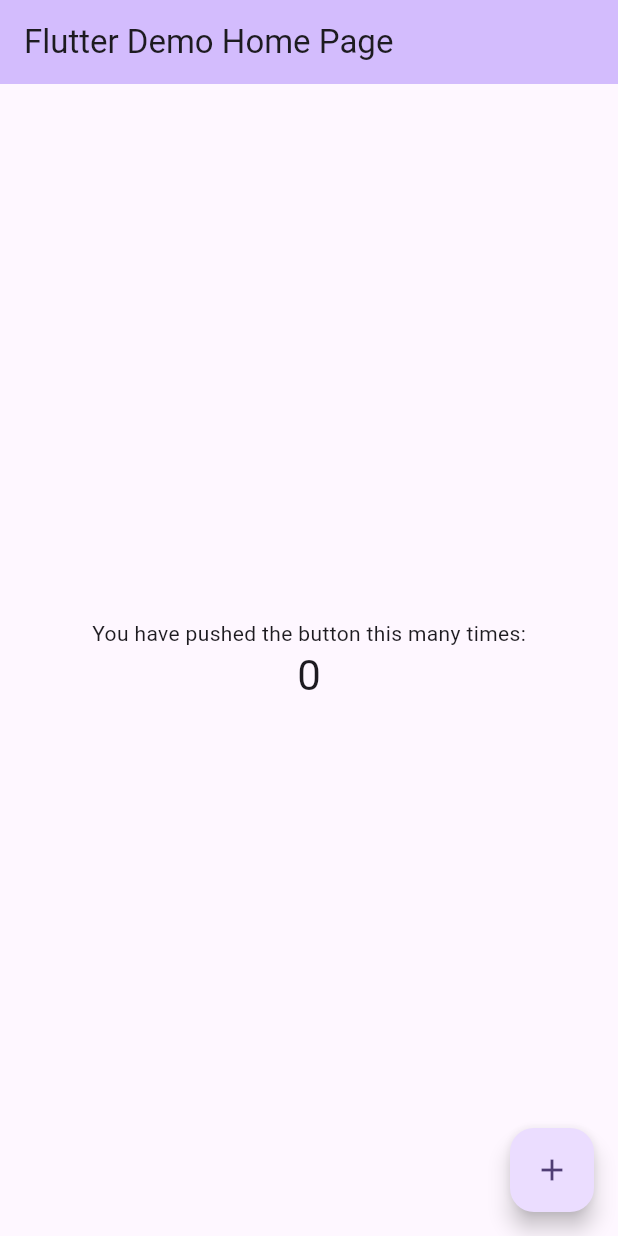
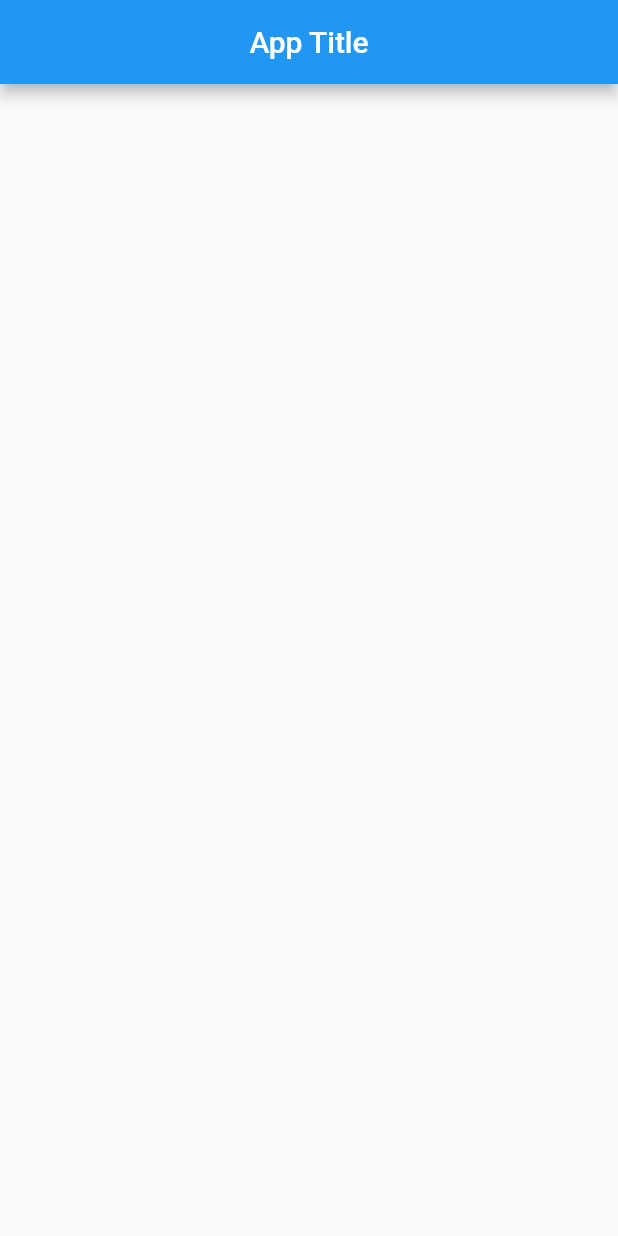
Before and after one commit to bruteForz/client_app, a Flutter app: the screen it shows after launch, on a phone screen of 412 x 824 dp. Run offline on Flutter 3.47's test engine with Material 2 defaults, Android fonts, the phone set to English and light mode, and no system bars.

Commit message:
feat(frontend): :art: added-views-home
home screen added

```diff
--- a/lib/main.dart
+++ b/lib/main.dart
@@ -1,3 +1,4 @@
+import 'package:client_app/views/homeScreen.dart';
 import 'package:flutter/material.dart';
 
 void main() {
@@ -7,119 +8,13 @@ void main() {
 class MyApp extends StatelessWidget {
   const MyApp({super.key});
 
-  // This widget is the root of your application.
   @override
   Widget build(BuildContext context) {
-    return MaterialApp(
-      title: 'Flutter Demo',
-      theme: ThemeData(
-        // This is the theme of your application.
-        //
-        // TRY THIS: Try running your application with "flutter run". You'll see
-        // the application has a blue toolbar. Then, without quitting the app,
-        // try changing the seedColor in the colorScheme below to Colors.green
-        // and then invoke "hot reload" (save your changes or press the "hot
-        // reload" button in a Flutter-supported IDE, or press "r" if you used
-        // the command line to start the app).
-        //
-        // Notice that the counter didn't reset back to zero; the application
-        // state is not lost during the reload. To reset the state, use hot
-        // restart instead.
-        //
-        // This works for code too, not just values: Most code changes can be
-        // tested with just a hot reload.
-        colorScheme: ColorScheme.fromSeed(seedColor: Colors.deepPurple),
-        useMaterial3: true,
+    return const MaterialApp(
+      debugShowCheckedModeBanner: false,
+      home: SafeArea(
+        child: HomeScreen(),
       ),
-      home: const MyHomePage(title: 'Flutter Demo Home Page'),
     );
   }
 }
-
-class MyHomePage extends StatefulWidget {
-  const MyHomePage({super.key, required this.title});
-
-  // This widget is the home page of your application. It is stateful, meaning
-  // that it has a State object (defined below) that contains fields that affect
-  // how it looks.
-
-  // This class is the configuration for the state. It holds the values (in this
-  // case the title) provided by the parent (in this case the App widget) and
-  // used by the build method of the State. Fields in a Widget subclass are
-  // always marked "final".
-
-  final String title;
-
-  @override
-  State<MyHomePage> createState() => _MyHomePageState();
-}
-
-class _MyHomePageState extends State<MyHomePage> {
-  int _counter = 0;
-
-  void _incrementCounter() {
-    setState(() {
-      // This call to setState tells the Flutter framework that something has
-      // changed in this State, which causes it to rerun the build method below
-      // so that the display can reflect the updated values. If we changed
-      // _counter without calling setState(), then the build method would not be
-      // called again, and so nothing would appear to happen.
-      _counter++;
-    });
-  }
-
-  @override
-  Widget build(BuildContext context) {
-    // This method is rerun every time setState is called, for instance as done
-    // by the _incrementCounter method above.
-    //
-    // The Flutter framework has been optimized to make rerunning build methods
-    // fast, so that you can just rebuild anything that needs updating rather
-    // than having to individually change instances of widgets.
-    return Scaffold(
-      appBar: AppBar(
-        // TRY THIS: Try changing the color here to a specific color (to
-        // Colors.amber, perhaps?) and trigger a hot reload to see the AppBar
-        // change color while the other colors stay the same.
-        backgroundColor: Theme.of(context).colorScheme.inversePrimary,
-        // Here we take the value from the MyHomePage object that was created by
-        // the App.build method, and use it to set our appbar title.
-        title: Text(widget.title),
-      ),
-      body: Center(
-        // Center is a layout widget. It takes a single child and positions it
-        // in the middle of the parent.
-        child: Column(
-          // Column is also a layout widget. It takes a list of children and
-          // arranges them vertically. By default, it sizes itself to fit its
-          // children horizontally, and tries to be as tall as its parent.
-          //
-          // Column has various properties to control how it sizes itself and
-          // how it positions its children. Here we use mainAxisAlignment to
-          // center the children vertically; the main axis here is the vertical
-          // axis because Columns are vertical (the cross axis would be
-          // horizontal).
-          //
-          // TRY THIS: Invoke "debug painting" (choose the "Toggle Debug Paint"
-          // action in the IDE, or press "p" in the console), to see the
-          // wireframe for each widget.
-          mainAxisAlignment: MainAxisAlignment.center,
-          children: <Widget>[
-            const Text(
-              'You have pushed the button this many times:',
-            ),
-            Text(
-              '$_counter',
-              style: Theme.of(context).textTheme.headlineMedium,
-            ),
-          ],
-        ),
-      ),
-      floatingActionButton: FloatingActionButton(
-        onPressed: _incrementCounter,
-        tooltip: 'Increment',
-        child: const Icon(Icons.add),
-      ), // This trailing comma makes auto-formatting nicer for build methods.
-    );
-  }
-}
--- /dev/null
+++ b/lib/views/homeScreen.dart
@@ -0,0 +1,15 @@
+import 'package:flutter/material.dart';
+
+class HomeScreen extends StatelessWidget {
+  const HomeScreen({super.key});
+
+  @override
+  Widget build(BuildContext context) {
+    return Scaffold(
+      appBar: AppBar(
+        title: const Text('App Title'),
+        centerTitle: true,
+      ),
+    );
+  }
+}
```
